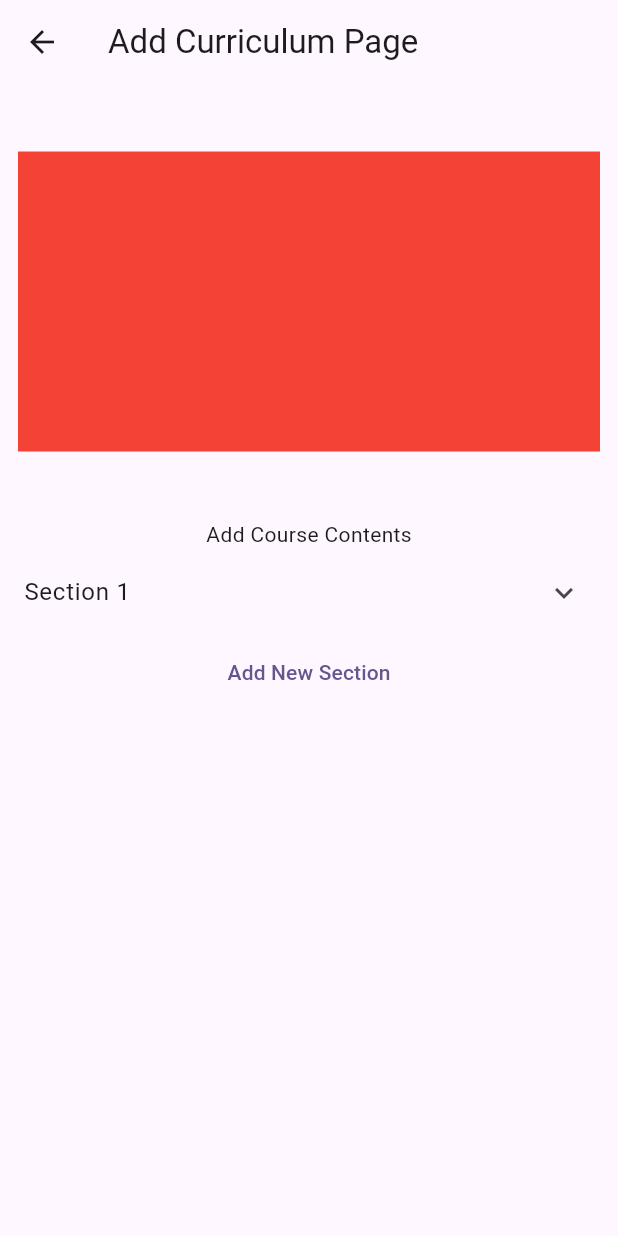
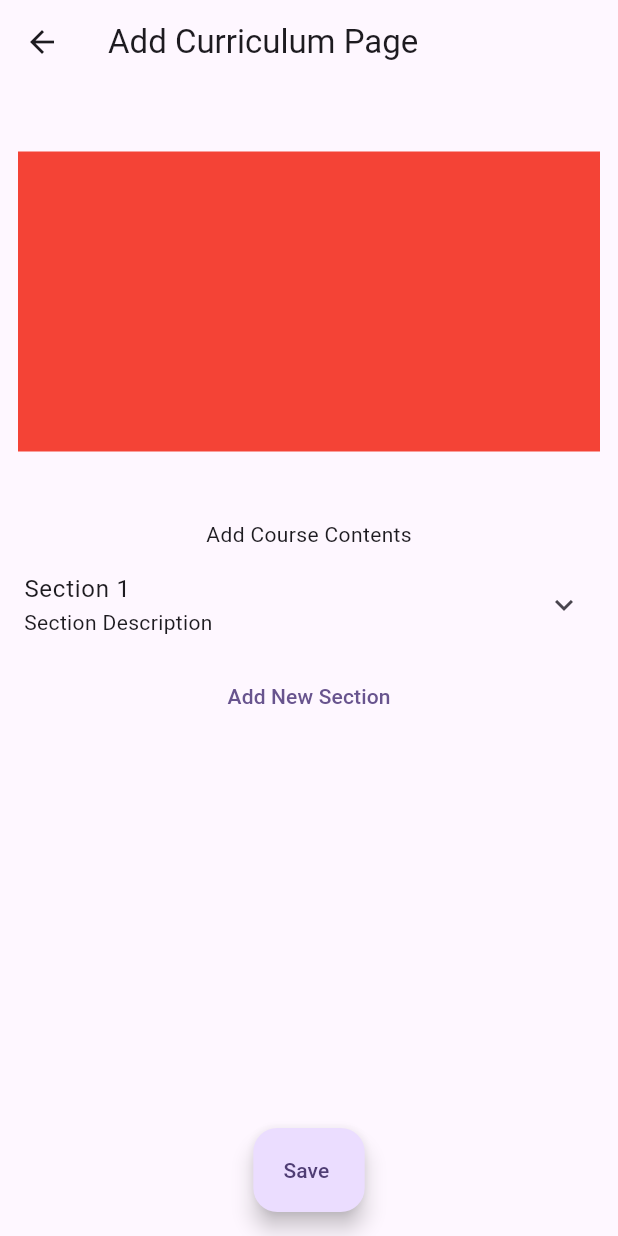
Before and after one commit to KnowLumi/knowlumi_app, a Flutter app: the EnterCourseInfoPage screen opened by its route, after a tap on "Create", on a phone screen of 412 x 824 dp. Run offline on Flutter 3.47's test engine with Material 2 defaults, Android fonts, the phone set to English and light mode, and no system bars; our stand-ins replace auto_route, cloud_firestore, dartz, file_picker, firebase_auth, firebase_core and 6 more; accounts and stored records are empty; generated files the repository leaves out were written again.

Commit message:
creator flow basic ui

```diff
--- a/lib/domain/course/lumi_course.dart
+++ b/lib/domain/course/lumi_course.dart
@@ -4,6 +4,8 @@ part 'lumi_course.freezed.dart';
 
 @freezed
 class LumiCourse with _$LumiCourse {
+  const LumiCourse._();
+
   const factory LumiCourse({
     String? id,
     String? creatorId,
@@ -21,4 +23,6 @@ class LumiCourse with _$LumiCourse {
     int? tmsCreate,
     int? tmsUpdate,
   }) = _LumiCourse;
+
+  factory LumiCourse.empty() => const LumiCourse();
 }
--- a/lib/domain/course/lumi_curriculum.dart
+++ b/lib/domain/course/lumi_curriculum.dart
@@ -18,12 +18,22 @@ extension ValueX on ContentType {
 
 @freezed
 class LumiCurriculum with _$LumiCurriculum {
+  const LumiCurriculum._();
+
   const factory LumiCurriculum({
     String? id,
     List<Section>? sections,
     int? tmsCreate,
     int? tmsUpdate,
   }) = _LumiCurriculum;
+
+  factory LumiCurriculum.empty() => const LumiCurriculum(
+        sections: [
+          Section(
+            lessons: [],
+          ),
+        ],
+      );
 }
 
 @freezed
--- a/lib/init_dependencies.dart
+++ b/lib/init_dependencies.dart
@@ -2,7 +2,7 @@ import 'package:hive_flutter/adapters.dart';
 
 import 'core/utils/cache/course_pref.dart';
 
-Future<void> initDependencies() async {
+Future<void> initCache() async {
   await Hive.initFlutter();
   await CoursePref.init();
 }
--- a/lib/main.dart
+++ b/lib/main.dart
@@ -9,7 +9,7 @@ Future<void> main() async {
   WidgetsFlutterBinding.ensureInitialized();
 
   await Future.wait([
-    initDependencies(),
+    initCache(),
     Firebase.initializeApp(),
   ]);
 
--- a/lib/presentation/core/routes/app_router.dart
+++ b/lib/presentation/core/routes/app_router.dart
@@ -8,7 +8,9 @@ import '../../auth/pages/select_topics_page.dart';
 import '../../auth/pages/sign_in_page.dart';
 import '../../creator/course_creation/pages/add_curriculum_page.dart';
 import '../../creator/course_creation/pages/enter_course_info_page.dart';
+import '../../creator/course_creation/pages/lesson_creation_page.dart';
 import '../../creator/creator_main_page.dart';
+import '../../creator/home/pages/all_courses_page.dart';
 import '../../creator/home/pages/creator_home_page.dart';
 import '../../creator/home/pages/empty_course_page.dart';
 import '../../creator/profile/pages/creator_profile_page.dart';
@@ -40,8 +42,10 @@ class AppRouter extends _$AppRouter {
         ]),
 
         AutoRoute(page: EmptyCourseRoute.page),
+        AutoRoute(page: AllCoursesRoute.page),
         AutoRoute(page: EnterCourseInfoRoute.page),
         AutoRoute(page: AddCurriculumRoute.page),
+        AutoRoute(page: LessonCreationRoute.page),
 
         // * Student Pages
         AutoRoute(page: StudentMainRoute.page),
--- a/lib/presentation/creator/course_creation/pages/add_curriculum_page.dart
+++ b/lib/presentation/creator/course_creation/pages/add_curriculum_page.dart
@@ -1,27 +1,61 @@
 import 'package:auto_route/auto_route.dart';
 import 'package:flutter/material.dart';
+import 'package:flutter_riverpod/flutter_riverpod.dart';
 
+import '../../../../domain/course/lumi_course.dart';
+import '../../../../domain/course/lumi_curriculum.dart';
 import '../../../../domain/course/lumi_course_type_wrapper.dart';
+import '../../../core/routes/app_router.dart';
+import '../widgets/section_creation_dialog.dart';
+import '../widgets/save_course_dialog.dart';
+
+final activeCourseProvider = StateProvider<LumiCourse?>((ref) => null);
+final activeCurriculumProvider = StateProvider<LumiCurriculum?>((ref) => null);
 
 @RoutePage()
-class AddCurriculumPage extends StatelessWidget {
+class AddCurriculumPage extends ConsumerStatefulWidget {
   final LumiCourseTypeWrapper courseWrapper;
 
   const AddCurriculumPage({required this.courseWrapper, super.key});
 
   @override
+  ConsumerState<AddCurriculumPage> createState() => _AddCurriculumPageState();
+}
+
+class _AddCurriculumPageState extends ConsumerState<AddCurriculumPage> {
+  bool canPop = false;
+  @override
+  void initState() {
+    super.initState();
+
+    Future(
+      () {
+        ref
+          ..read(activeCourseProvider.notifier)
+              .update((_) => widget.courseWrapper.course)
+          ..read(activeCurriculumProvider.notifier)
+              .update((_) => widget.courseWrapper.curriculum);
+      },
+    );
+  }
+
+  @override
   Widget build(BuildContext context) {
-    final course = courseWrapper.course;
-    final curriculum = courseWrapper.curriculum;
+    LumiCourse course = ref.watch(activeCourseProvider) ?? LumiCourse.empty();
+    LumiCurriculum curriculum =
+        ref.watch(activeCurriculumProvider) ?? LumiCurriculum.empty();
 
-    // curriculum.sections!.sort((a, b) => a.templateId!.compareTo(b.templateId!));
-    // curriculum.sections!.forEach((section) {
-    //   section.lessons!.sort(
-    //     (a, b) => a.order!.compareTo(b.order!),
-    //   );
-    // });
+    return WillPopScope(
+      onWillPop: () async {
+        if (!canPop) {
+          canPop = await saveCourseDialog(context, ref) ?? false;
+          setState(() {});
+          if (canPop && mounted) context.router.pop();
+        }
 
-    return Scaffold(
+        return Future.value(canPop);
+      },
+      child: Scaffold(
         appBar: AppBar(
           title: Text("Add Curriculum Page"),
         ),
@@ -43,74 +77,76 @@ class AddCurriculumPage extends StatelessWidget {
 
               Text("Add Course Contents"),
 
-            ...[
-              ...curriculum.sections!
-                  .map(
-                    (section) => ExpansionTile(
+              ...List.generate(
+                curriculum.sections!.length,
+                (sectionIndex) {
+                  final section = curriculum.sections![sectionIndex];
+
+                  return ExpansionTile(
                     title: Text("${section.title}"),
+                    subtitle: Text("${section.subtitle}"),
                     children: [
-                        ...section.lessons!
-                            .map(
-                              (lesson) => ListTile(
+                      ...List.generate(
+                        section.lessons!.length,
+                        (lessonIndex) {
+                          final lesson = section.lessons![lessonIndex];
+
+                          return ListTile(
+                            onTap: () {
+                              context.router.push(
+                                LessonCreationRoute(
+                                  title: lesson.title ?? "",
+                                  description: lesson.description ?? "",
+                                  contentUrl: lesson.url ?? "",
+                                  sectionIndex: sectionIndex,
+                                  lessonIndex: lessonIndex,
+                                ),
+                              );
+                            },
                             title: Text("${lesson.title}"),
                             subtitle: Text("${lesson.description}"),
+                            trailing: Icon(
+                              Icons.arrow_forward_ios,
+                              size: 16,
                             ),
-                            )
-                            .toList(),
+                          );
+                        },
+                      ),
                       TextButton(
-                          onPressed: () {},
+                        onPressed: () {
+                          context.router.push(LessonCreationRoute(
+                            sectionIndex: sectionIndex,
+                          ));
+                        },
                         child: Text("Add New Lesson"),
                       ),
                     ],
+                  );
+                },
               ),
-                  )
-                  .toList(),
               TextButton(
                 onPressed: () {
-                  showSectionCreationDialog(context);
+                  showSectionCreationDialog(
+                    context: context,
+                    ref: ref,
+                  );
                 },
                 child: Text("Add New Section"),
               ),
-            ]
             ],
           ),
+        ),
+        floatingActionButton: FloatingActionButton.extended(
+          label: Text("Save "),
+          onPressed: () async {
+            canPop = await saveCourseDialog(context, ref) ?? false;
+            setState(() {});
+
+            if (canPop && mounted) context.router.pop();
+          },
+        ),
+        floatingActionButtonLocation: FloatingActionButtonLocation.centerFloat,
       ),
     );
   }
 }
-
-Future showSectionCreationDialog(BuildContext context) async {
-  return showDialog(
-    context: context,
-    builder: (context) => AlertDialog(
-      title: Text("Add Section"),
-      content: Column(
-        mainAxisSize: MainAxisSize.min,
-        children: [
-          TextFormField(
-            decoration: InputDecoration(
-              labelText: "Section Title",
-            ),
-          ),
-          TextFormField(
-            decoration: InputDecoration(
-              labelText: "Section Description",
-            ),
-          ),
-        ],
-      ),
-      actions: [
-        TextButton(
-          onPressed: () {
-            Navigator.of(context).pop();
-          },
-          child: Text("Cancel"),
-        ),
-        TextButton(
-          onPressed: () {},
-          child: Text("Add"),
-        ),
-      ],
-    ),
-  );
-}
--- a/lib/presentation/creator/course_creation/pages/enter_course_info_page.dart
+++ b/lib/presentation/creator/course_creation/pages/enter_course_info_page.dart
@@ -25,7 +25,7 @@ class EnterCourseInfoPage extends ConsumerWidget {
             print("Failure Occurred");
           },
           created: (courseWrapper) {
-            context.router.push(
+            context.router.replace(
               AddCurriculumRoute(courseWrapper: courseWrapper),
             );
           },
--- a/lib/services/creator/course/crt_course_impl.dart
+++ b/lib/services/creator/course/crt_course_impl.dart
@@ -222,10 +222,8 @@ class CrtCourseRepository implements ICrtCourseRepo {
   }) async {
     try {
       // ! Test //
-      await _courseCache.deleteCourse(
-        courseId: courseId,
-        curriculumId: curriculumId,
-      );
+      _allCourses.removeWhere((element) => element.course.id == courseId);
+      print(_allCourses.length);
 
       return none();
       //! Test //
--- a/pubspec.yaml
+++ b/pubspec.yaml
@@ -30,6 +30,7 @@ dependencies:
   mime: ^1.0.4
   flutter_riverpod: ^2.4.4
   riverpod_annotation: ^2.2.1
+  collection: ^1.17.2
 
 dev_dependencies:
   flutter_test:
```
Also changed, not shown: lib/presentation/creator/course_creation/pages/lesson_creation_page.dart (added, +141 -0 lines), lib/presentation/creator/course_creation/widgets/save_course_dialog.dart (added, +48 -0 lines), lib/presentation/creator/course_creation/widgets/section_creation_dialog.dart (added, +69 -0 lines), lib/presentation/creator/home/pages/all_courses_page.dart (added, +83 -0 lines), lib/presentation/creator/home/pages/creator_home_page.dart (+10 -3 lines), lib/presentation/creator/home/pages/empty_course_page.dart (+2 -13 lines), lib/presentation/creator/profile/pages/creator_profile_page.dart (+22 -4 lines), pubspec.lock. Lines whose indentation alone changed are shown as unchanged.
